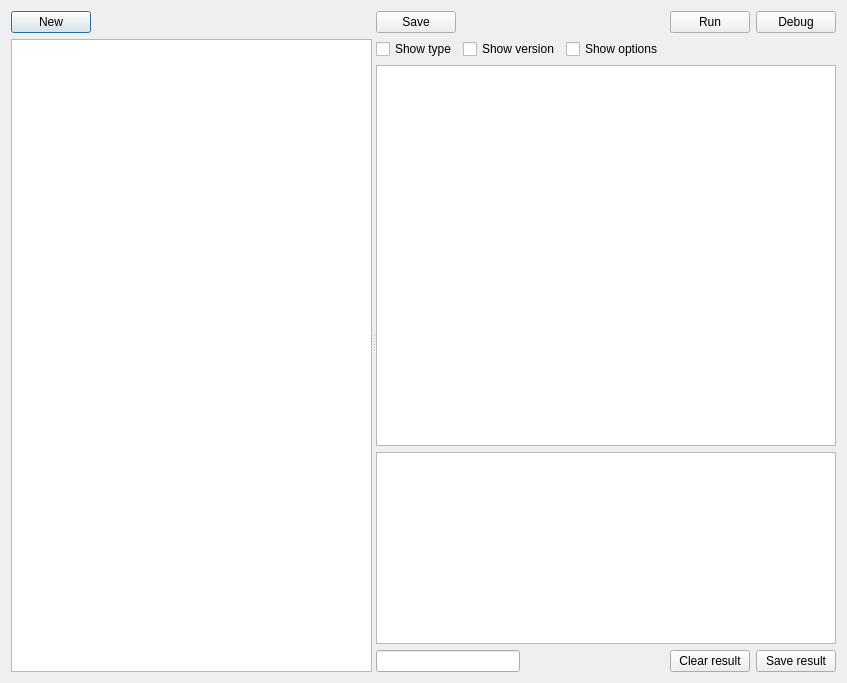
Before: the Qt Designer form dialogsignatures.ui in horsicq/die_widget, drawn with Qt 5.
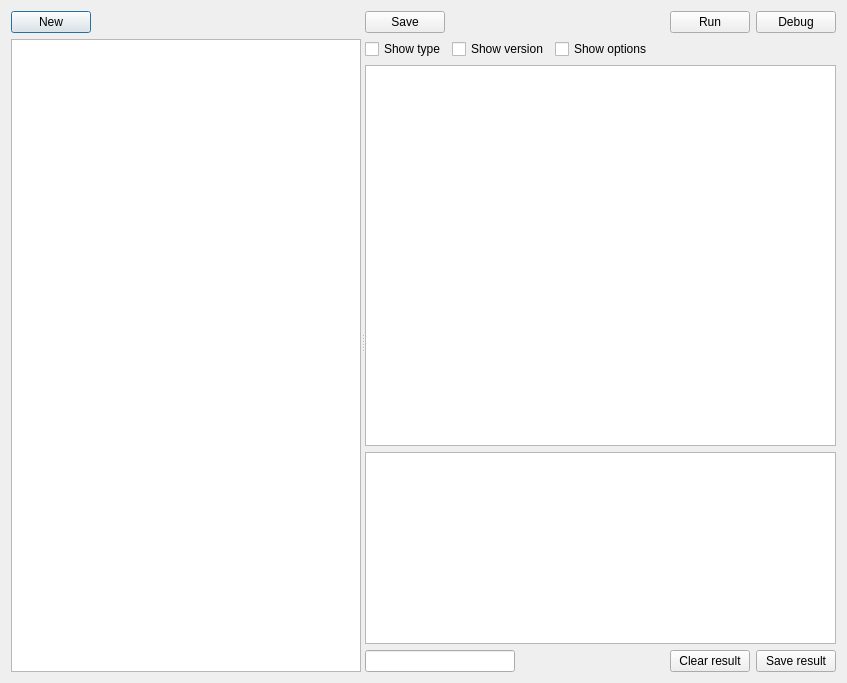
After: the same form once the commit is applied.

The edit to the form file:
```diff
--- a/dialogsignatures.ui
+++ b/dialogsignatures.ui
@@ -25,7 +25,13 @@
      <property name="orientation">
       <enum>Qt::Horizontal</enum>
      </property>
-     <widget class="QWidget" name="layoutWidget">
+     <widget class="QWidget" name="widgetPanel" native="true">
+      <property name="maximumSize">
+       <size>
+        <width>350</width>
+        <height>16777215</height>
+       </size>
+      </property>
       <layout class="QVBoxLayout" name="verticalLayout_2">
        <item>
         <layout class="QHBoxLayout" name="horizontalLayout_2">
@@ -68,7 +74,7 @@
        </item>
       </layout>
      </widget>
-     <widget class="QWidget" name="">
+     <widget class="QWidget" name="layoutWidget">
       <layout class="QVBoxLayout" name="verticalLayout">
        <item>
         <layout class="QHBoxLayout" name="horizontalLayout">
```
